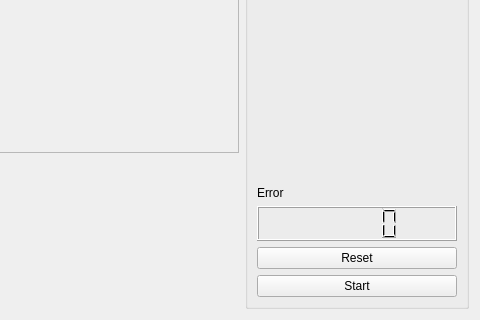
The window that visualroutines/src/mainUI.ui (robocomp/active-vision) describes before a commit, drawn with Qt 5; both pictures show x 769 to 1249 and y 580 to 900 of the 1249 by 900 pixel window.
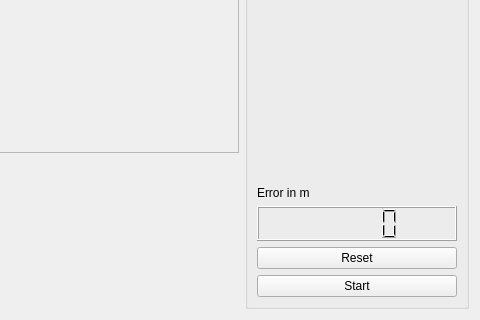
The same window after the commit. Custom widgets are drawn as their Qt base class.

Patch:
```diff
--- a/visualroutines/src/mainUI.ui
+++ b/visualroutines/src/mainUI.ui
@@ -11,7 +11,7 @@
    </rect>
   </property>
   <property name="sizePolicy">
-   <sizepolicy hsizetype="Expanding" vsizetype="Expanding">
+   <sizepolicy hsizetype="Maximum" vsizetype="Maximum">
     <horstretch>0</horstretch>
     <verstretch>0</verstretch>
    </sizepolicy>
@@ -133,7 +133,7 @@
           <item>
            <widget class="QLabel" name="label_2">
             <property name="text">
-             <string>Error</string>
+             <string>Error in m</string>
             </property>
            </widget>
           </item>
```
Left out of the diff: 4 changed lines with no effect on the pictures.
